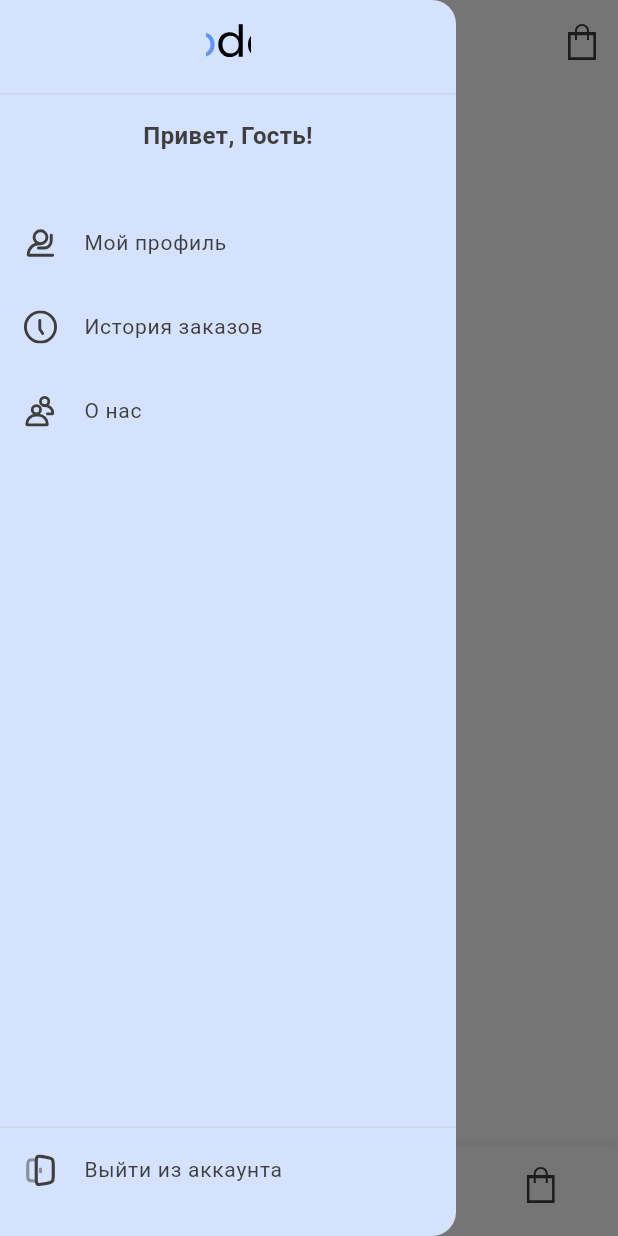
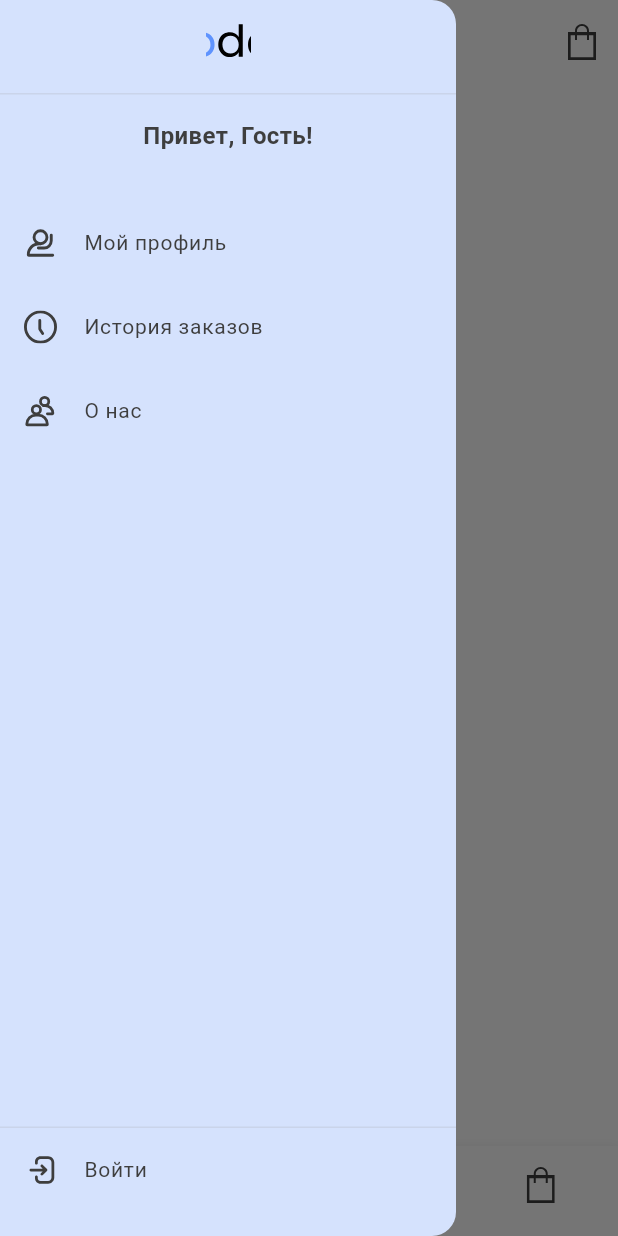
Before and after one commit to Habibulloh004/mobile, a Flutter app: the screen it shows after launch, with the side drawer open, on a phone screen of 412 x 824 dp. Run offline on Flutter 3.47's test engine with Material 3 defaults, Android fonts, the phone set to English and light mode, and no system bars; our stand-ins replace dio, flutter_svg, mask_text_input_formatter, shared_preferences; network calls fail.

```diff
--- a/lib/widgets/app_sidebar.dart
+++ b/lib/widgets/app_sidebar.dart
@@ -16,6 +16,7 @@ class AppSidebar extends StatefulWidget {
 class _AppSidebarState extends State<AppSidebar> {
   String _userName = "";
   bool _isLoading = true;
+  bool _isLoggedIn = false;
 
   @override
   void initState() {
@@ -27,19 +28,18 @@ class _AppSidebarState extends State<AppSidebar> {
     try {
       final prefs = await SharedPreferences.getInstance();
       final isLoggedIn = prefs.getBool('isLoggedIn') ?? false;
+      setState(() {
+        _isLoggedIn = isLoggedIn;
         if (isLoggedIn) {
-        setState(() {
           _userName = prefs.getString('name') ?? "Пользователь";
+        } else {
+          _userName = "Гость";
+        }
         _isLoading = false;
       });
-      } else {
-        setState(() {
-          _userName = "Гость";
-          _isLoading = false;
-        });
-      }
     } catch (e) {
       setState(() {
+        _isLoggedIn = false;
         _userName = "Гость";
         _isLoading = false;
       });
@@ -144,16 +144,28 @@ class _AppSidebarState extends State<AppSidebar> {
             ),
             _buildMenuItemSvg(
               context,
-              iconPath: 'assets/images/logout.svg',
-              title: "Выйти из аккаунта",
+              iconPath:
+                  _isLoggedIn
+                      ? 'assets/images/logout.svg'
+                      : 'assets/images/login.svg',
+              title: _isLoggedIn ? "Выйти из аккаунта" : "Войти",
               onTap: () async {
-                // Clear user data and redirect to login page
+                if (_isLoggedIn) {
+                  // Logout functionality
                   final prefs = await SharedPreferences.getInstance();
                   await prefs.setBool("isLoggedIn", false);
                   Navigator.of(context).pushAndRemoveUntil(
                     MaterialPageRoute(builder: (context) => LoginPage()),
                     (route) => false,
                   );
+                } else {
+                  // Login functionality
+                  Navigator.pop(context);
+                  Navigator.of(context).pushAndRemoveUntil(
+                    MaterialPageRoute(builder: (context) => LoginPage()),
+                    (route) => false,
+                  );
+                }
               },
             ),
             SizedBox(height: 16),
--- a/pubspec.yaml
+++ b/pubspec.yaml
@@ -74,6 +74,7 @@ flutter:
     - assets/images/logout.svg
     - assets/images/profile.svg
     - assets/images/time.svg
+    - assets/images/login.svg
     - assets/no_image.png
 
   # The following line ensures that the Material Icons font is
```
Also changed, not shown: assets/images/login.svg (added), 8 other files. Lines whose indentation alone changed are shown as unchanged.
